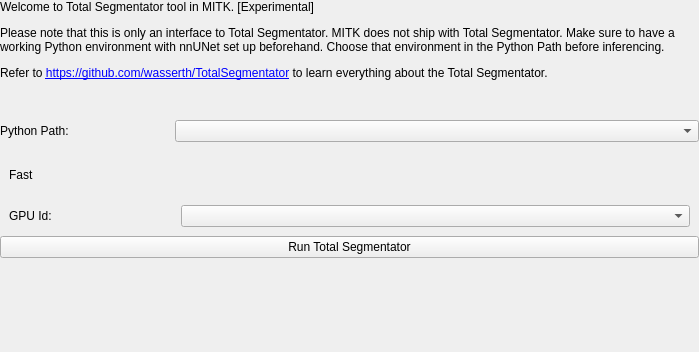
Qt form Modules/SegmentationUI/Qmitk/QmitkTotalSegmentatorGUIControls.ui (MITK/MITK) before a commit.
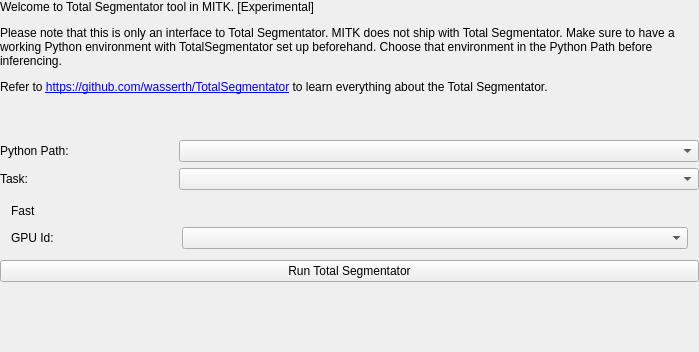
The same form after that commit. Custom widgets are drawn as their Qt base class.

Commit message: Adding sub task inferencing feature for "cerebral_bleed", "hip_implant", "coronary_arteries"

Patch:
```diff
--- a/Modules/SegmentationUI/Qmitk/QmitkTotalSegmentatorGUIControls.ui
+++ b/Modules/SegmentationUI/Qmitk/QmitkTotalSegmentatorGUIControls.ui
@@ -58,7 +58,7 @@
         </sizepolicy>
        </property>
        <property name="text">
-        <string>&lt;html&gt;&lt;head/&gt;&lt;body&gt;&lt;p&gt;Welcome to Total Segmentator tool in MITK. [Experimental]&lt;/p&gt;&lt;p&gt;Please note that this is only an interface to Total Segmentator. MITK does not ship with Total Segmentator. Make sure to have a working Python environment with nnUNet set up beforehand. Choose that environment in the Python Path before inferencing. &lt;/p&gt;&lt;p&gt;Refer to &lt;a href=&quot;https://github.com/wasserth/TotalSegmentator&quot;&gt;&lt;span style=&quot; text-decoration: underline; color:#0000ff;&quot;&gt;https://github.com/wasserth/TotalSegmentator&lt;/span&gt;&lt;/a&gt; to learn everything about the Total Segmentator.&lt;/p&gt;&lt;p&gt;&lt;br/&gt;&lt;/p&gt;&lt;/body&gt;&lt;/html&gt;</string>
+        <string>&lt;html&gt;&lt;head/&gt;&lt;body&gt;&lt;p&gt;Welcome to Total Segmentator tool in MITK. [Experimental]&lt;/p&gt;&lt;p&gt;Please note that this is only an interface to Total Segmentator. MITK does not ship with Total Segmentator. Make sure to have a working Python environment with TotalSegmentator set up beforehand. Choose that environment in the Python Path before inferencing. &lt;/p&gt;&lt;p&gt;Refer to &lt;a href=&quot;https://github.com/wasserth/TotalSegmentator&quot;&gt;&lt;span style=&quot; text-decoration: underline; color:#0000ff;&quot;&gt;https://github.com/wasserth/TotalSegmentator&lt;/span&gt;&lt;/a&gt; to learn everything about the Total Segmentator.&lt;/p&gt;&lt;p&gt;&lt;br/&gt;&lt;/p&gt;&lt;/body&gt;&lt;/html&gt;</string>
        </property>
        <property name="textFormat">
         <enum>Qt::RichText</enum>
@@ -84,6 +84,23 @@
      <item row="1" column="1" colspan="3">
       <widget class="ctkComboBox" name="pythonEnvComboBox"/>
      </item>
+
+		<item row="2" column="0">
+			<widget class="QLabel" name="subtaskLabel">
+				<property name="sizePolicy">
+					<sizepolicy hsizetype="Preferred" vsizetype="Preferred">
+						<horstretch>0</horstretch>
+						<verstretch>0</verstretch>
+					</sizepolicy>
+				</property>
+				<property name="text">
+					<string>Task:</string>
+				</property>
+			</widget>
+		</item>
+		<item row="2" column="1" colspan="3">
+			<widget class="ctkComboBox" name="subtaskComboBox"/>
+		</item>
     </layout>
    </item>
    <item>
@@ -201,6 +218,7 @@
    </item>
   </layout>
  </widget>
+ <layoutdefault spacing="6" margin="11"/>
  <customwidgets>
   <customwidget>
    <class>ctkComboBox</class>
```
Left out of the diff: 20 changed lines with no effect on the pictures. Lines whose indentation alone changed are shown as unchanged. The commit also changes 4 other files.
